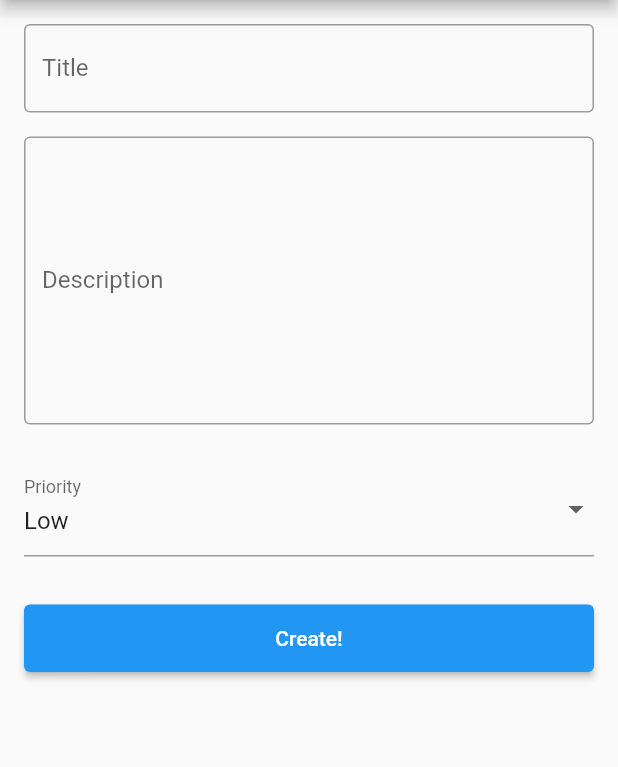
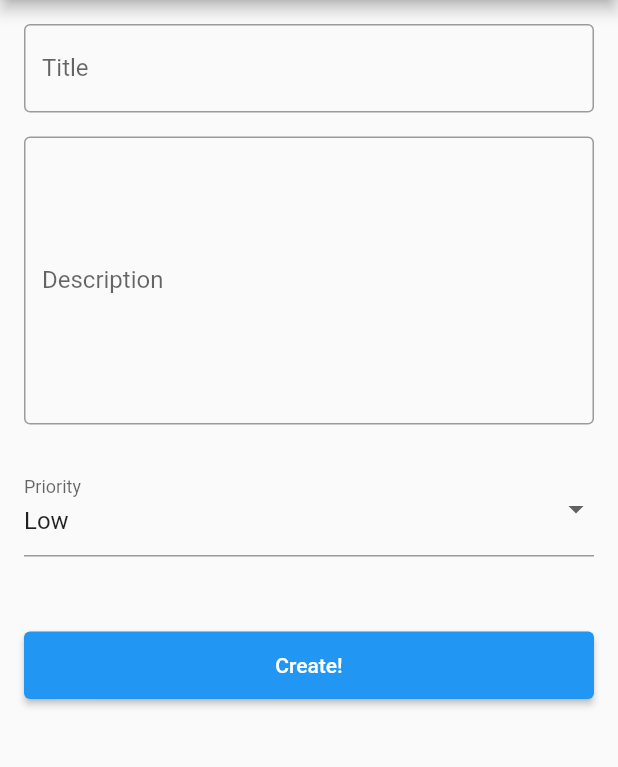
Before and after one commit to johnjeongukhur/todo_flutter, a Flutter app: the TodoCreateView screen opened directly, on a phone screen of 412 x 824 dp, the part 84-851 px from its top. Run offline on Flutter 3.47's test engine with Material 2 defaults, Android fonts, the phone set to English and light mode, and no system bars; our stand-ins replace dio, flutter_secure_storage, get; missing offline and left inert: dart:ffi; accounts and stored records are empty; network calls fail.

```diff
--- a/lib/View/todocreate_view.dart
+++ b/lib/View/todocreate_view.dart
@@ -56,7 +56,7 @@ class _TodoCreateViewState extends State<TodoCreateView> {
               value: _priorityValue,
               onChanged: (Priority? newValue) {
                 setState(() {
-                  _priorityValue = (newValue?.value ?? Priority.low.value) as Priority;
+                  _priorityValue = newValue ?? Priority.low;
                 });
               },
               items: [
@@ -73,7 +73,7 @@ class _TodoCreateViewState extends State<TodoCreateView> {
               }).toList(),
               decoration: InputDecoration(labelText: 'Priority'),
             ),
-            SizedBox(height: 32),
+            SizedBox(height: 50),
             SizedBox(
               width: MediaQuery.of(context).size.width,
               height: 45,
```
